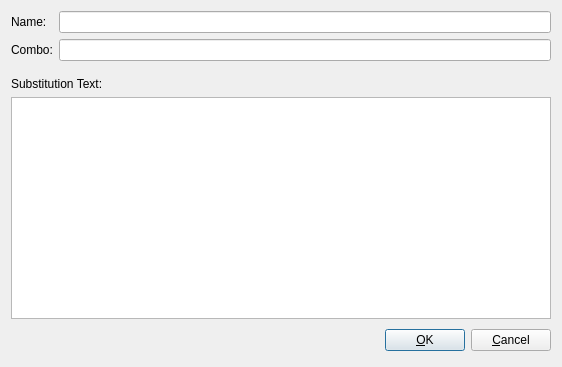
Qt form Combo/ComboDialog.ui (xmichelo/Beeftext) before a commit.
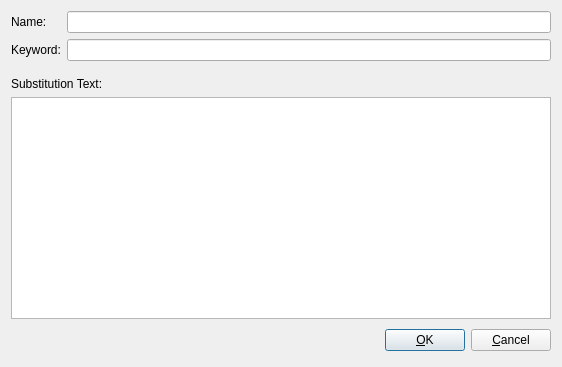
The same form after that commit.

Commit message:
Renamed 'Combo Text' to 'Keyword'.
Fixes #45.

```diff
--- a/Combo/ComboDialog.ui
+++ b/Combo/ComboDialog.ui
@@ -25,7 +25,7 @@
      <item row="1" column="0">
       <widget class="QLabel" name="labelCombo">
        <property name="text">
-        <string>Combo:</string>
+        <string>Keyword:</string>
        </property>
       </widget>
      </item>
```
Left out of the diff: 8 changed lines with no effect on the pictures. The commit also changes 15 other files.
